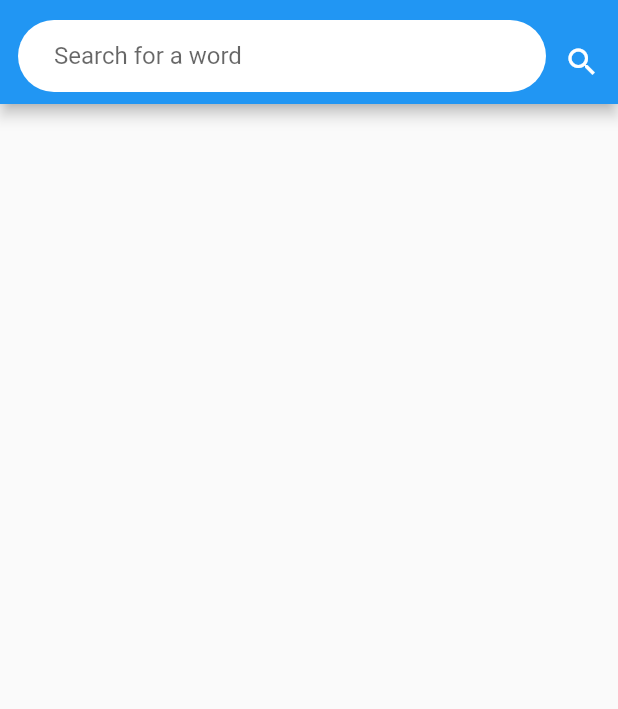
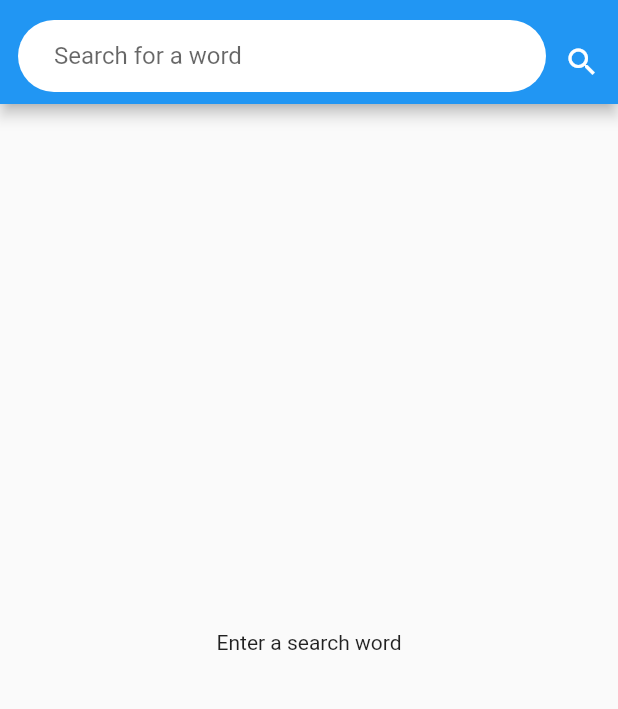
Before and after one commit to james-muriithi/fictionary, a Flutter app: the screen it shows after launch, on a phone screen of 412 x 824 dp, the part 55-764 px from its top. Run offline on Flutter 3.47's test engine with Material 2 defaults, Android fonts, the phone set to English and light mode, and no system bars.

Commit message:
initial commit

```diff
--- a/lib/main.dart
+++ b/lib/main.dart
@@ -1,4 +1,7 @@
+import 'dart:async';
+
 import 'package:flutter/material.dart';
+import 'package:http/http.dart';
 
 void main() => runApp(MyApp());
 
@@ -30,6 +33,26 @@ class _MyHomePageState extends State<MyHomePage> {
   String _token = 'cb3b899a930da2bfc64c545098a5f98e5b82f78e';
   TextEditingController _controller = TextEditingController();
 
+  StreamController _streamController;
+  Stream _stream;
+
+  _search() async{
+    if(_controller.text == null || _controller.text.length == 0){
+      _streamController.add(null);
+    }
+
+    Response response= await get(_url+_controller.text.trim(),headers: {'Authorization':"Token "+_token});
+
+    _streamController.add(response.body);
+  }
+
+  @override
+  void initState() {
+    _streamController = StreamController();
+    _stream = _streamController.stream;
+    super.initState();
+  }
+
   @override
   Widget build(BuildContext context) {
     return Scaffold(
@@ -59,12 +82,43 @@ class _MyHomePageState extends State<MyHomePage> {
               ),
               IconButton(
                 icon: Icon(Icons.search, color: Colors.white),
-                onPressed: () {},
+                onPressed: () {
+                  _search();
+                },
               )
             ],
           ),
         ),
       ),
+      body: StreamBuilder(
+        stream: _stream,
+        builder: (BuildContext context,AsyncSnapshot snapshot){
+          if(snapshot.data == null){
+            return Center(
+              child: Text("Enter a search word"),
+            );
+          }
+
+          return ListView.builder(
+            itemCount: snapshot.data['definitions'].length,
+            itemBuilder: (BuildContext ctx, int index){
+              return ListBody(
+                children: <Widget>[
+                  Container(
+                    color: Colors.grey[300],
+                    child: ListTile(
+                      leading: snapshot.data['definition'][index]['image_url'] == null ? null :CircleAvatar(
+                        backgroundImage: NetworkImage(snapshot.data['definition'][index]['image_url']),
+                      ),
+                      title: Text(_controller.text.trim() + "(" + snapshot.data['definition'][index]['type'] + ")"),
+                    ),
+                  )
+                ],
+              );
+            },
+            );
+        },
+      ),
     );
   }
 }
--- a/pubspec.yaml
+++ b/pubspec.yaml
@@ -23,6 +23,7 @@ dependencies:
   # The following adds the Cupertino Icons font to your application.
   # Use with the CupertinoIcons class for iOS style icons.
   cupertino_icons: ^0.1.2
+  http: any
 
 dev_dependencies:
   flutter_test:
```
Also changed, not shown: pubspec.lock.
